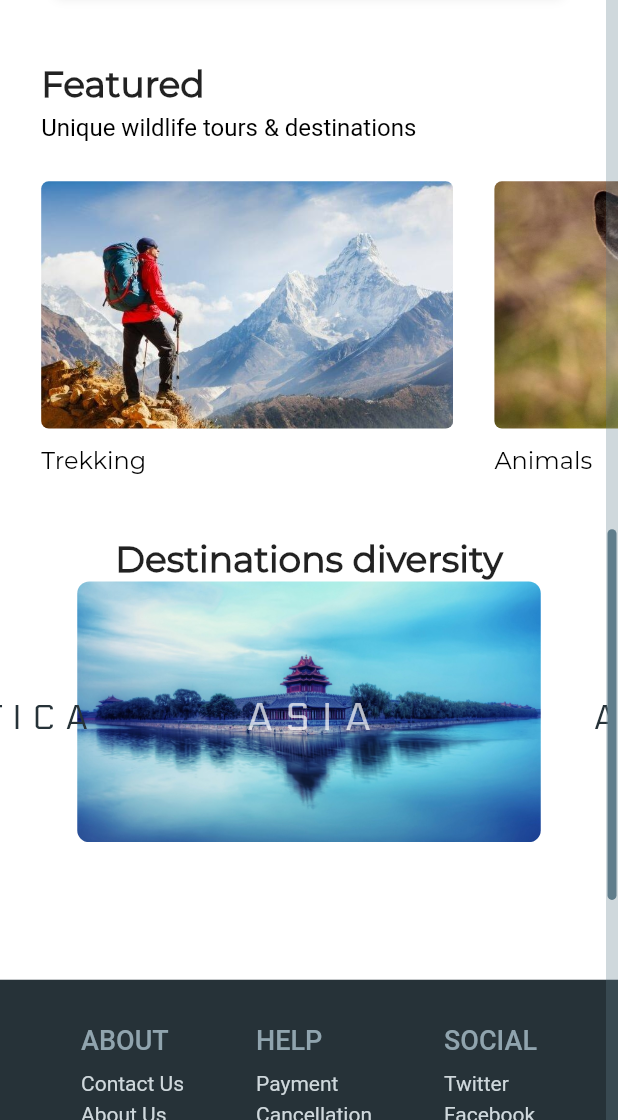
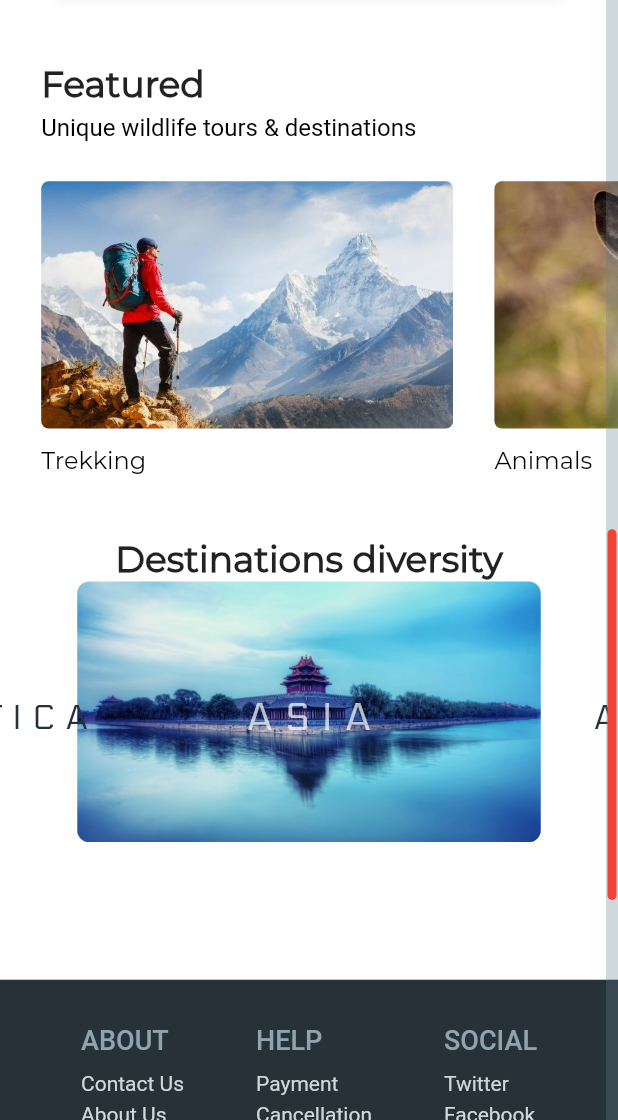
Before and after one commit to cia1099/flutter_demo, a Flutter app: the screen it shows after launch, scrolled down 576 dp, on a phone screen of 412 x 824 dp, the part 116-1236 px from its top. Run offline on Flutter 3.47's test engine with Material 2 defaults, Android fonts, the phone set to English and light mode, and no system bars; drawn by our look-alikes of auto_size_text, carousel_slider; our stand-ins replace bordered_text, easy_dynamic_theme, flutter_staggered_animations, font_awesome_flutter, google_fonts, lottie and 2 more; missing offline and left inert: flutter_web_frame, swipable_stack.

```diff
--- a/explore/lib/screens/home_page.dart
+++ b/explore/lib/screens/home_page.dart
@@ -77,11 +77,14 @@ class _HomePageState extends State<HomePage> {
             ),
       drawer: ExploreDrawer(),
       body: WebScrollbar(
-        color: Colors.blueGrey,
+        color: Colors.red,
         backgroundColor: Colors.blueGrey.withOpacity(0.3),
         width: 10,
         heightFraction: 0.3,
         controller: _scrollController,
+        //ref. https://stackoverflow.com/questions/67662141/flutter-how-to-hide-a-scrollbarthumb-in-scrollable-widgets-like-listview-build
+        child: ScrollConfiguration(
+          behavior: ScrollConfiguration.of(context).copyWith(scrollbars: false),
           child: SingleChildScrollView(
             controller: _scrollController,
             physics: ClampingScrollPhysics(),
@@ -125,6 +128,7 @@ class _HomePageState extends State<HomePage> {
             ),
           ),
         ),
+      ),
     );
   }
 }
--- a/explore/lib/widgets/carousel.dart
+++ b/explore/lib/widgets/carousel.dart
@@ -53,14 +53,13 @@ class _DestinationCarouselState extends State<DestinationCarousel>
 
   @override
   void initState() {
+    super.initState();
     _aniController =
         AnimationController(vsync: this, duration: Duration(milliseconds: 4100))
           ..forward();
     _animation = Tween<double>(begin: 2.0, end: 1.0).animate(
         CurvedAnimation(parent: _aniController, curve: Curves.easeInOutCirc));
     _controller = CarouselController();
-
-    super.initState();
   }
 
   @override
```
Also changed, not shown: 1 other file. Lines whose indentation alone changed are shown as unchanged.
